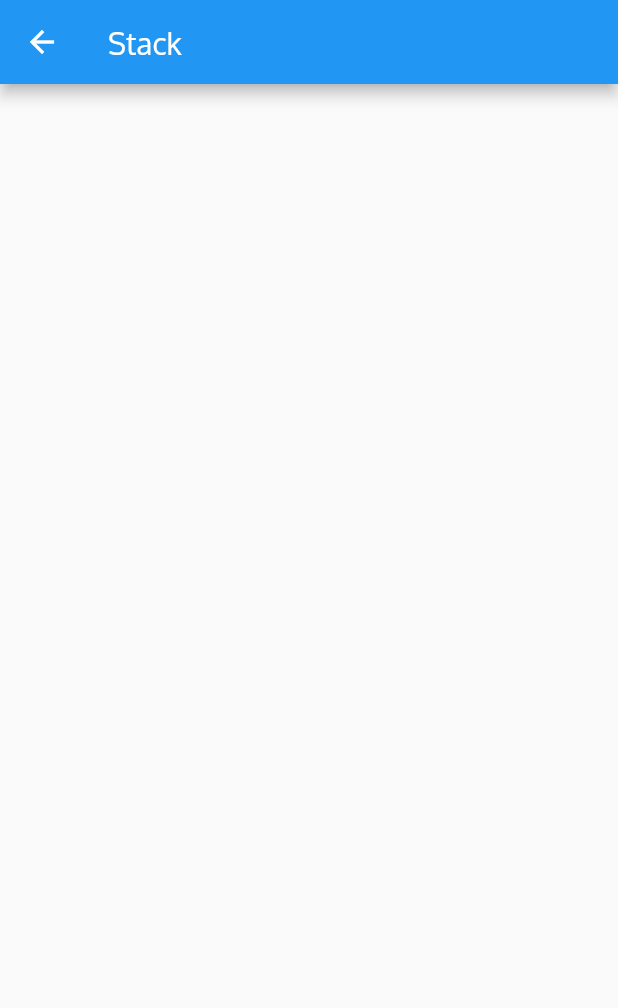
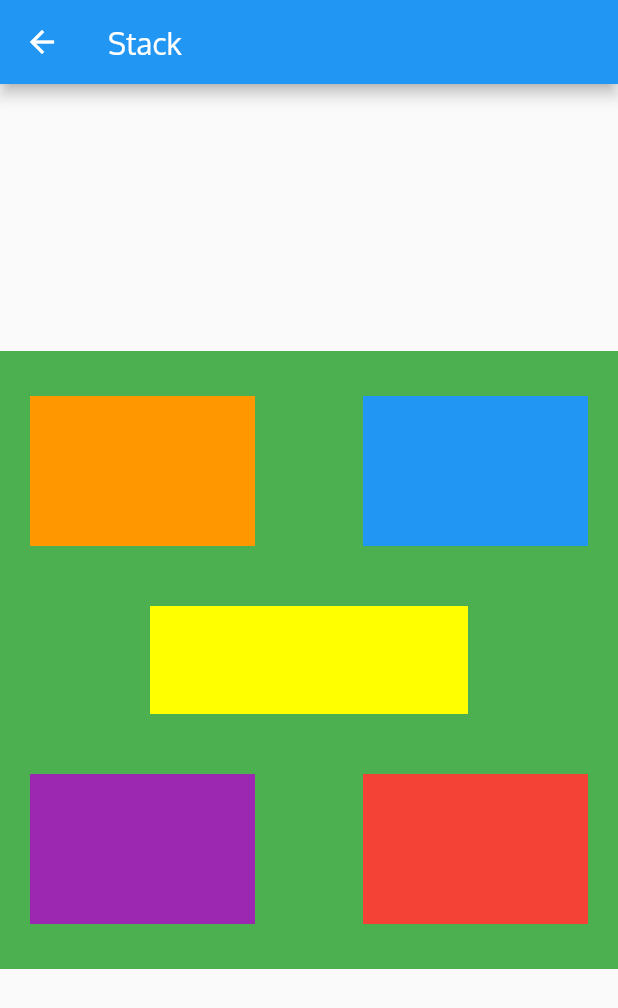
Before and after one commit to AdithyaSanyal/HackPrep-Flutter, a Flutter app: the LayoutStack screen opened by its route, on a phone screen of 412 x 824 dp. Shown: the top 1008 px of the screen. Run offline on Flutter 3.47's test engine with Material 2 defaults, Android fonts, the phone set to English and light mode, and no system bars; our stand-ins replace flutter_svg, flutter_vector_icons; network calls fail.

Commit message:
Designing the Layout page

```diff
--- a/lib/layout_widgets/layout_stack.dart
+++ b/lib/layout_widgets/layout_stack.dart
@@ -13,7 +13,68 @@ class _LayoutStackState extends State<LayoutStack> {
   @override
   Widget build(BuildContext context) {
     return Scaffold(
-      appBar: AppBar(title: Text('Stack')),
-    );
+        appBar: AppBar(
+          title: Text('Stack'),
+        ),
+        body: Center(
+          child: Stack(
+            fit: StackFit.passthrough,
+            children: <Widget>[
+              // Max Size Widget
+              Container(
+                height: MediaQuery.of(context).size.height * 0.5,
+                width: MediaQuery.of(context).size.width,
+                color: Colors.green,
+              ),
+              Positioned(
+                top: 30,
+                right: 20,
+                child: Container(
+                  height: 100,
+                  width: 150,
+                  color: Colors.blue,
+                ),
+              ),
+              Positioned(
+                top: 30,
+                left: 20,
+                child: Container(
+                  height: 100,
+                  width: 150,
+                  color: Colors.orange,
+                ),
+              ),
+              Positioned(
+                bottom: 30,
+                right: 20,
+                child: Container(
+                  height: 100,
+                  width: 150,
+                  color: Colors.red,
+                ),
+              ),
+              Positioned(
+                bottom: 30,
+                left: 20,
+                child: Container(
+                  height: 100,
+                  width: 150,
+                  color: Colors.purple,
+                ),
+              ),
+              Positioned(
+                top: 170,
+                right: 100,
+                bottom: 170,
+                left: 100,
+                child: Container(
+                  height: 100,
+                  width: 150,
+                  color: Colors.yellowAccent,
+                ),
+              ),
+            ],
+          ),
+        ));
   }
 }
```
Also changed, not shown: lib/layout.dart (+47 -0 lines), lib/layout_widgets/layout_column.dart (+11 -0 lines), lib/layout_widgets/layout_container.dart (+13 -0 lines), lib/layout_widgets/layout_gridview.dart (+19 -0 lines), lib/layout_widgets/layout_listview.dart (+22 -0 lines), lib/layout_widgets/layout_row.dart (+12 -1 lines).
